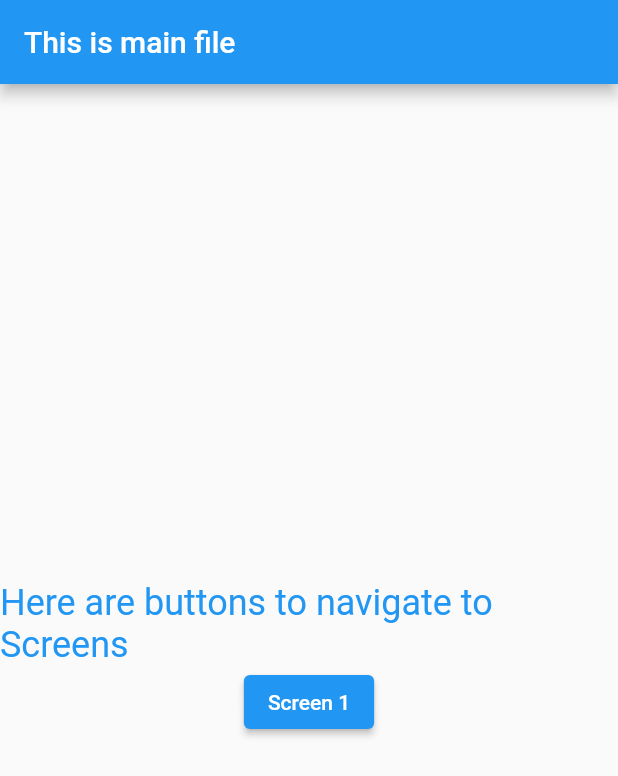
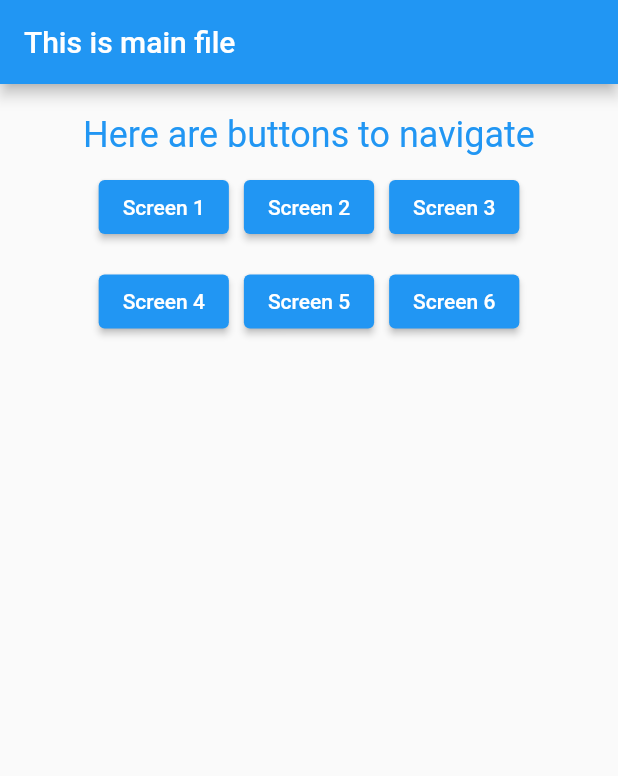
Before and after one commit to Bilal-Basharat/CS394-Mobile-Application-Development, a Flutter app: the screen it shows after launch, on a phone screen of 412 x 824 dp. Shown: the top 776 px of the screen. Run offline on Flutter 3.47's test engine with Material 2 defaults, Android fonts, the light colour scheme and no system bars.

Commit message:
Week-4: implement 20 widgets

```diff
--- a/Week_4/flutter_widgets/lib/folder1/Screen1.dart
+++ b/Week_4/flutter_widgets/lib/folder1/Screen1.dart
@@ -20,6 +20,10 @@ class _Screen1State extends State<Screen1> {
           Container(
             child: Image.asset('assets/flag-pakistan.jpg'),
           ),
+          Text('Widgets used are: \n 1. AppBar Widget \n 2. Scaffold Widget \n 3. Column Widget \n'
+              '4. Image Widget \n',
+          style: TextStyle(color: Colors.red, fontSize: 20,fontWeight: FontWeight.bold)),
+
         ],
       ),
     );
--- a/Week_4/flutter_widgets/lib/main.dart
+++ b/Week_4/flutter_widgets/lib/main.dart
@@ -1,6 +1,8 @@
 import 'package:flutter/material.dart';
-
+import 'package:flutter_widgets/folder1/Screen2.dart';
 import 'folder1/Screen1.dart';
+import 'folder1/Screen3.dart';
+import 'myHomePage.dart';
 
 void main() {
   runApp(const MyApp());
@@ -13,30 +15,7 @@ class MyApp extends StatelessWidget {
   @override
   Widget build(BuildContext context) {
     return MaterialApp(
-      home: Scaffold(
-        appBar: AppBar(
-          title: Text('This is main file'),
-        ),
-        body: Center(
-          child: Column(
-            mainAxisAlignment: MainAxisAlignment.center,
-            children: [
-              Text(
-                'Here are buttons to navigate to Screens',
-                style: TextStyle(fontSize: 24, color: Colors.blue.shade500),
-              ),
-              // Add your button here
-              ElevatedButton(
-                onPressed: () {
-                    Navigator.push(context,
-                    MaterialPageRoute(builder: (context) => Screen1()));
-                },
-                child: Text('Screen 1'),
-              ),
-            ],
-          ),
-        ),
-      ),
+      home: MyHomePage(),
     );
   }
 }
--- /dev/null
+++ b/Week_4/flutter_widgets/lib/myHomePage.dart
@@ -0,0 +1,131 @@
+import 'package:flutter/material.dart';
+import 'package:flutter_widgets/folder1/Screen5.dart';
+
+import 'folder1/Screen1.dart';
+import 'folder1/Screen2.dart';
+import 'folder1/Screen3.dart';
+import 'folder1/Screen4.dart';
+
+class MyHomePage extends StatefulWidget {
+  const MyHomePage({super.key});
+
+  @override
+  State<MyHomePage> createState() => _MyHomePageState();
+}
+class _MyHomePageState extends State<MyHomePage> {
+  @override
+  Widget build(BuildContext context) {
+    return Scaffold(
+        appBar: AppBar(
+          title: Text('This is main file'),
+        ),
+        body: Center(
+          child: Padding(
+            padding: const EdgeInsets.all(20),
+            child: Column(
+              crossAxisAlignment: CrossAxisAlignment.center,
+              children: [
+                Text(
+                  'Here are buttons to navigate',
+                  style: TextStyle(fontSize: 24, color: Colors.blue.shade500),
+                ),
+                SizedBox(height: 10),
+
+                //first three button
+                Row(
+                  mainAxisAlignment: MainAxisAlignment.center,
+                  children: [
+                    // 1st Screen button
+                    ElevatedButton(
+                      onPressed: () {
+                        Navigator.push(context,
+                          MaterialPageRoute(builder: (context)
+                          {
+                            return Screen1();
+                          }),);
+                      },
+                      child: Text('Screen 1'),
+                    ),
+
+                    SizedBox(width: 10),
+                    // 2nd Screen button
+                    ElevatedButton(
+                      onPressed: () {
+                        Navigator.push(context,
+                          MaterialPageRoute(builder: (context)
+                          {
+                            return Screen2();
+                          }),);
+                      },
+                      child: Text('Screen 2'),
+                    ),
+
+
+                    SizedBox(width: 10),
+                    // 2nd Screen button
+                    ElevatedButton(
+                      onPressed: () {
+                        Navigator.push(context,
+                          MaterialPageRoute(builder: (context)
+                          {
+                            return Screen3();
+                          }),);
+                      },
+                      child: Text('Screen 3'),
+                    ),
+                  ],
+                ),
+
+                SizedBox(height: 15),
+
+                //3-6 buttons
+                Row(
+                  mainAxisAlignment: MainAxisAlignment.center,
+                  children: [
+                    // 1st Screen button
+                    ElevatedButton(
+                      onPressed: () {
+                        Navigator.push(context,
+                          MaterialPageRoute(builder: (context)
+                          {
+                            return Screen4();
+                          }),);
+                      },
+                      child: Text('Screen 4'),
+                    ),
+
+                    SizedBox(width: 10),
+                    // 2nd Screen button
+                    ElevatedButton(
+                      onPressed: () {
+                        Navigator.push(context,
+                          MaterialPageRoute(builder: (context)
+                          {
+                            return Screen5();
+                          }),);
+                      },
+                      child: Text('Screen 5'),
+                    ),
+
+
+                    SizedBox(width: 10),
+                    // 2nd Screen button
+                    ElevatedButton(
+                      onPressed: () {
+                        Navigator.push(context,
+                          MaterialPageRoute(builder: (context)
+                          {
+                            return Screen3();
+                          }),);
+                      },
+                      child: Text('Screen 6'),
+                    ),
+                  ],
+                ),
+              ],
+            ),
+          ),
+        ),
+      );
+  }
+}
--- a/Week_4/flutter_widgets/pubspec.yaml
+++ b/Week_4/flutter_widgets/pubspec.yaml
@@ -60,8 +60,7 @@ flutter:
 
   # To add assets to your application, add an assets section, like this:
   assets:
-     - images/a_dot_burr.jpeg
-     - images/a_dot_ham.jpeg
+     - assets/
 
   # An image asset can refer to one or more resolution-specific "variants", see
   # https://flutter.dev/assets-and-images/#resolution-aware
```
Also changed, not shown: Week_4/flutter_widgets/lib/folder1/Screen2.dart (+43 -0 lines), Week_4/flutter_widgets/lib/folder1/Screen3.dart (+48 -0 lines), Week_4/flutter_widgets/lib/folder1/Screen4.dart (+76 -0 lines), Week_4/flutter_widgets/lib/folder1/Screen5.dart (+107 -0 lines).
